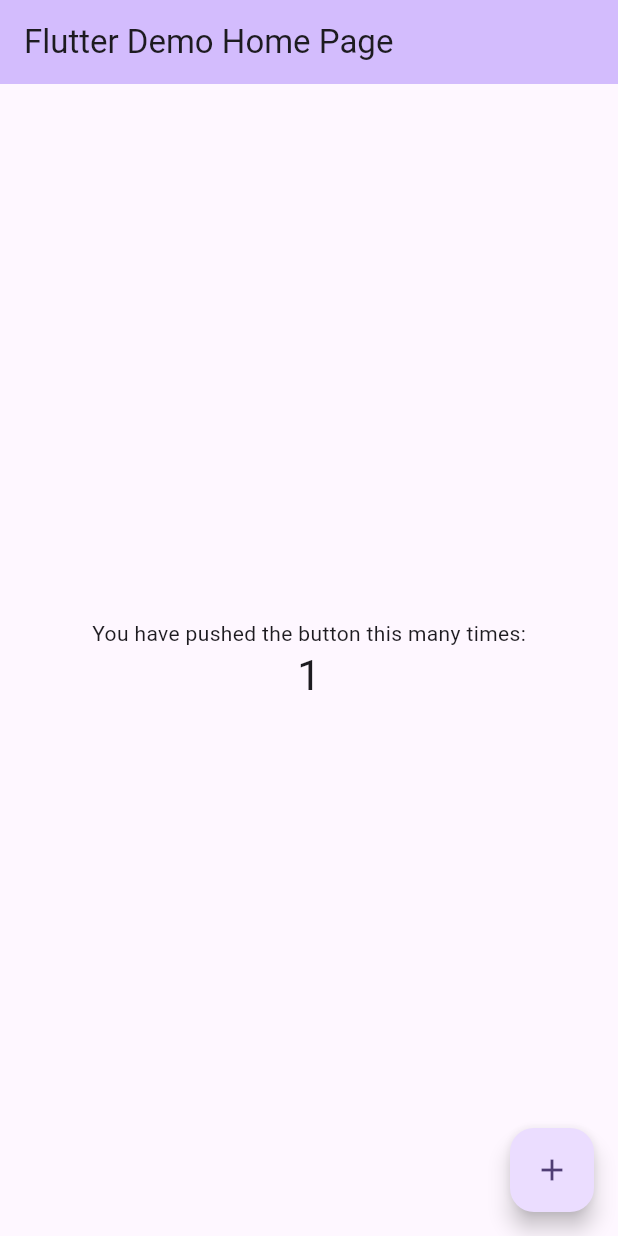
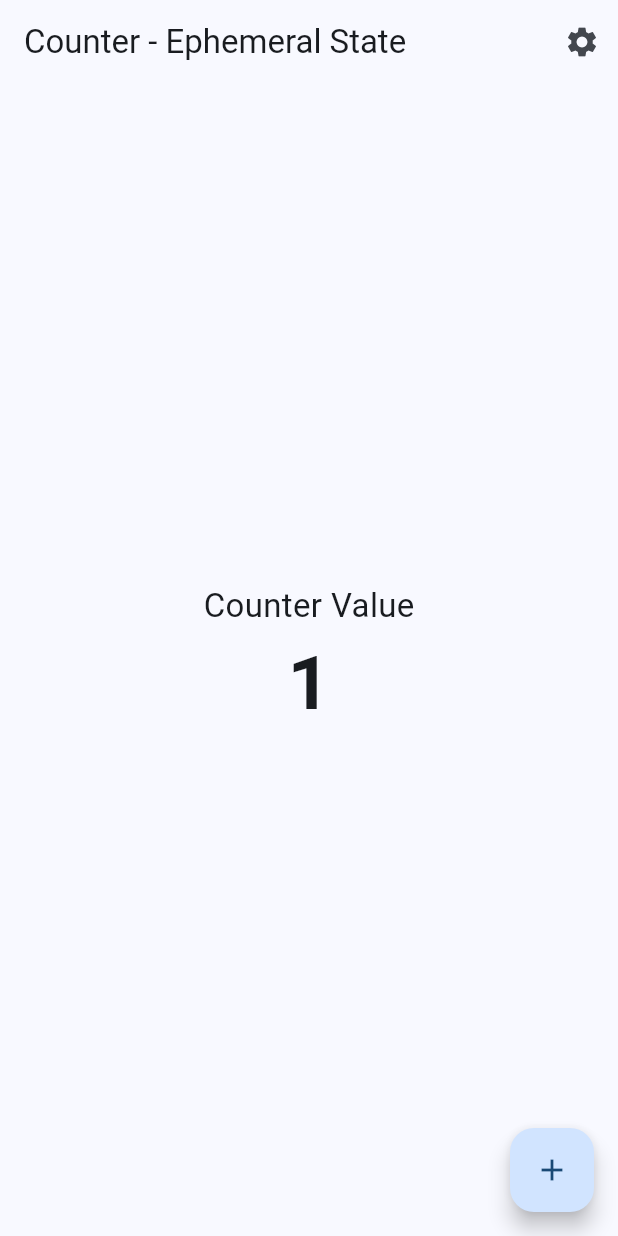
Before and after one commit to riverashirene8-cmyk/rivera_advmobprogAY2627, a Flutter app: the screen it shows after launch, after a tap on the "add" icon, on a phone screen of 412 x 824 dp. Run offline on Flutter 3.47's test engine with Material 3 defaults, Android fonts, the phone set to English and light mode, and no system bars.

Commit message:
lab_act1

```diff
--- a/rivera_advmobprog/lib/main.dart
+++ b/rivera_advmobprog/lib/main.dart
@@ -1,122 +1,90 @@
+
 import 'package:flutter/material.dart';
+import 'package:provider/provider.dart';
+import 'models/theme_provider.dart';
+import 'screens/counter_screen.dart';
 
+
+/// Main function of the Flutter application.
+/// Starts the app and provides ThemeProvider globally.
 void main() {
-  runApp(const MyApp());
+
+  runApp(
+
+    ChangeNotifierProvider(
+
+      // Creates the global theme state.
+      create: (context) => ThemeProvider(),
+
+      child: const MyApp(),
+
+    ),
+
+  );
+
 }
 
+
+/// Root widget of the application.
+/// Controls the application theme.
 class MyApp extends StatelessWidget {
+
   const MyApp({super.key});
 
-  // This widget is the root of your application.
+
+  /// Builds the Material application.
   @override
   Widget build(BuildContext context) {
+
+
+    // Gets the current theme state from Provider.
+    final themeProvider =
+        Provider.of<ThemeProvider>(context);
+
+
     return MaterialApp(
-      title: 'Flutter Demo',
+
+      debugShowCheckedModeBanner: false,
+
+
+      title: "Ephemeral vs App State",
+
+
+      // Normal light theme.
       theme: ThemeData(
-        // This is the theme of your application.
-        //
-        // TRY THIS: Try running your application with "flutter run". You'll see
-        // the application has a purple toolbar. Then, without quitting the app,
-        // try changing the seedColor in the colorScheme below to Colors.green
-        // and then invoke "hot reload" (save your changes or press the "hot
-        // reload" button in a Flutter-supported IDE, or press "r" if you used
-        // the command line to start the app).
-        //
-        // Notice that the counter didn't reset back to zero; the application
-        // state is not lost during the reload. To reset the state, use hot
-        // restart instead.
-        //
-        // This works for code too, not just values: Most code changes can be
-        // tested with just a hot reload.
-        colorScheme: .fromSeed(seedColor: Colors.deepPurple),
+
+        brightness: Brightness.light,
+
+        colorScheme: ColorScheme.fromSeed(
+          seedColor: Colors.blue,
+        ),
+
       ),
-      home: const MyHomePage(title: 'Flutter Demo Home Page'),
+
+
+      // Dark theme.
+      darkTheme: ThemeData(
+
+        brightness: Brightness.dark,
+
+        colorScheme: ColorScheme.fromSeed(
+          seedColor: Colors.deepPurple,
+
+          brightness: Brightness.dark,
+        ),
+
+      ),
+
+
+      // Chooses which theme to display.
+      themeMode: themeProvider.isDark
+          ? ThemeMode.dark
+          : ThemeMode.light,
+
+
+      // First screen of the application.
+      home: const CounterScreen(),
+
     );
   }
 }
-
-class MyHomePage extends StatefulWidget {
-  const MyHomePage({super.key, required this.title});
-
-  // This widget is the home page of your application. It is stateful, meaning
-  // that it has a State object (defined below) that contains fields that affect
-  // how it looks.
-
-  // This class is the configuration for the state. It holds the values (in this
-  // case the title) provided by the parent (in this case the App widget) and
-  // used by the build method of the State. Fields in a Widget subclass are
-  // always marked "final".
-
-  final String title;
-
-  @override
-  State<MyHomePage> createState() => _MyHomePageState();
-}
-
-class _MyHomePageState extends State<MyHomePage> {
-  int _counter = 0;
-
-  void _incrementCounter() {
-    setState(() {
-      // This call to setState tells the Flutter framework that something has
-      // changed in this State, which causes it to rerun the build method below
-      // so that the display can reflect the updated values. If we changed
-      // _counter without calling setState(), then the build method would not be
-      // called again, and so nothing would appear to happen.
-      _counter++;
-    });
-  }
-
-  @override
-  Widget build(BuildContext context) {
-    // This method is rerun every time setState is called, for instance as done
-    // by the _incrementCounter method above.
-    //
-    // The Flutter framework has been optimized to make rerunning build methods
-    // fast, so that you can just rebuild anything that needs updating rather
-    // than having to individually change instances of widgets.
-    return Scaffold(
-      appBar: AppBar(
-        // TRY THIS: Try changing the color here to a specific color (to
-        // Colors.amber, perhaps?) and trigger a hot reload to see the AppBar
-        // change color while the other colors stay the same.
-        backgroundColor: Theme.of(context).colorScheme.inversePrimary,
-        // Here we take the value from the MyHomePage object that was created by
-        // the App.build method, and use it to set our appbar title.
-        title: Text(widget.title),
-      ),
-      body: Center(
-        // Center is a layout widget. It takes a single child and positions it
-        // in the middle of the parent.
-        child: Column(
-          // Column is also a layout widget. It takes a list of children and
-          // arranges them vertically. By default, it sizes itself to fit its
-          // children horizontally, and tries to be as tall as its parent.
-          //
-          // Column has various properties to control how it sizes itself and
-          // how it positions its children. Here we use mainAxisAlignment to
-          // center the children vertically; the main axis here is the vertical
-          // axis because Columns are vertical (the cross axis would be
-          // horizontal).
-          //
-          // TRY THIS: Invoke "debug painting" (choose the "Toggle Debug Paint"
-          // action in the IDE, or press "p" in the console), to see the
-          // wireframe for each widget.
-          mainAxisAlignment: .center,
-          children: [
-            const Text('You have pushed the button this many times:'),
-            Text(
-              '$_counter',
-              style: Theme.of(context).textTheme.headlineMedium,
-            ),
-          ],
-        ),
-      ),
-      floatingActionButton: FloatingActionButton(
-        onPressed: _incrementCounter,
-        tooltip: 'Increment',
-        child: const Icon(Icons.add),
-      ),
-    );
-  }
-}
--- /dev/null
+++ b/rivera_advmobprog/lib/models/theme_provider.dart
@@ -0,0 +1,23 @@
+import 'package:flutter/material.dart';
+
+/// ThemeProvider manages the application's global theme state.
+/// This is an example of App State because it affects the entire app.
+class ThemeProvider extends ChangeNotifier {
+
+  // Stores the current theme status.
+  bool _isDark = false;
+
+
+  /// Returns true if dark mode is enabled.
+  bool get isDark => _isDark;
+
+
+  /// Switches between light mode and dark mode.
+  void toggleTheme() {
+
+    _isDark = !_isDark;
+
+    // Updates all widgets listening to this provider.
+    notifyListeners();
+  }
+}
--- /dev/null
+++ b/rivera_advmobprog/lib/screens/counter_screen.dart
@@ -0,0 +1,159 @@
+import 'package:flutter/material.dart';
+
+import 'settings_screen.dart';
+
+
+/// CounterScreen demonstrates Ephemeral State.
+/// The counter value only belongs to this widget.
+class CounterScreen extends StatefulWidget {
+
+  const CounterScreen({super.key});
+
+
+  @override
+  State<CounterScreen> createState() =>
+      _CounterScreenState();
+
+}
+
+
+/// State class that manages the counter value.
+class _CounterScreenState extends State<CounterScreen> {
+
+
+  // Local state variable.
+  int counter = 0;
+
+
+
+  /// Adds one to the counter value.
+  void increaseCounter() {
+
+    setState(() {
+
+      counter++;
+
+    });
+
+  }
+
+
+
+  /// Builds the counter screen interface.
+  @override
+  Widget build(BuildContext context) {
+
+
+    return Scaffold(
+
+
+      appBar: AppBar(
+
+        title: const Text(
+          "Counter - Ephemeral State",
+        ),
+
+
+        actions: [
+
+
+          // Opens the theme settings screen.
+          IconButton(
+
+            icon: const Icon(
+              Icons.settings,
+            ),
+
+
+            onPressed: () {
+
+
+              Navigator.push(
+
+                context,
+
+                MaterialPageRoute(
+
+                  builder: (context) =>
+                      const SettingsScreen(),
+
+                ),
+
+              );
+
+
+            },
+
+          ),
+
+
+        ],
+
+      ),
+
+
+
+      body: Center(
+
+        child: Column(
+
+          mainAxisAlignment:
+              MainAxisAlignment.center,
+
+
+          children: [
+
+
+            const Text(
+
+              "Counter Value",
+
+              style: TextStyle(
+
+                fontSize: 22,
+
+              ),
+
+            ),
+
+
+
+            Text(
+
+              "$counter",
+
+              style: const TextStyle(
+
+                fontSize: 50,
+
+                fontWeight: FontWeight.bold,
+
+              ),
+
+            ),
+
+
+          ],
+
+        ),
+
+      ),
+
+
+
+      floatingActionButton: FloatingActionButton(
+
+        onPressed: increaseCounter,
+
+        child: const Icon(
+          Icons.add,
+        ),
+
+      ),
+
+
+    );
+
+  }
+
+}
--- /dev/null
+++ b/rivera_advmobprog/lib/screens/settings_screen.dart
@@ -0,0 +1,61 @@
+import 'package:flutter/material.dart';
+import 'package:provider/provider.dart';
+import '../models/theme_provider.dart';
+
+
+/// Settings screen controls the app-wide theme.
+class SettingsScreen extends StatelessWidget {
+
+  const SettingsScreen({super.key});
+
+
+  @override
+  Widget build(BuildContext context) {
+
+
+    final themeProvider =
+        Provider.of<ThemeProvider>(context);
+
+
+
+    return Scaffold(
+
+      appBar: AppBar(
+
+        title: const Text(
+          "Theme Settings",
+        ),
+
+      ),
+
+
+
+      body: Center(
+
+        child: SwitchListTile(
+
+          title: const Text(
+            "Dark Mode",
+          ),
+
+
+          value: themeProvider.isDark,
+
+
+          // Changes the entire app theme.
+          onChanged: (value) {
+
+            themeProvider.toggleTheme();
+
+          },
+
+
+        ),
+
+      ),
+
+    );
+
+  }
+
+}
--- a/rivera_advmobprog/pubspec.yaml
+++ b/rivera_advmobprog/pubspec.yaml
@@ -34,6 +34,8 @@ dependencies:
   # The following adds the Cupertino Icons font to your application.
   # Use with the CupertinoIcons class for iOS style icons.
   cupertino_icons: ^1.0.8
+  provider: ^6.1.5+1
+  shared_preferences: ^2.5.5
 
 dev_dependencies:
   flutter_test:
```
Also changed, not shown: rivera_advmobprog/pubspec.lock.
